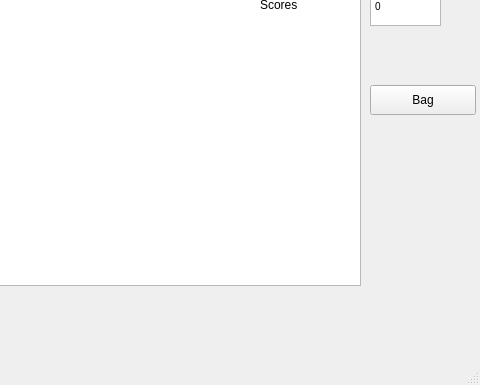
Old version of the form Game/mainwindow.ui in the repository saurtm12/Invasion-Of-Pokemon; both pictures show x 320 to 800 and y 215 to 600 of the 800 by 600 pixel window.
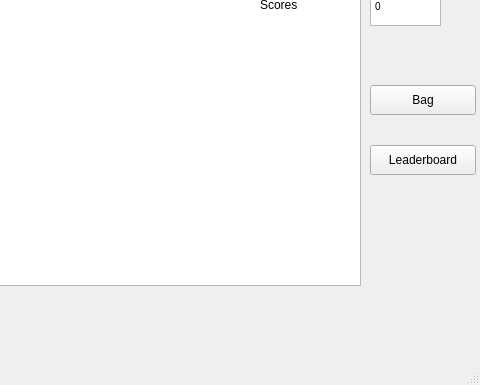
New version of the form.

Commit message: Add button to show leaderboard

Patch:
```diff
--- a/Game/mainwindow.ui
+++ b/Game/mainwindow.ui
@@ -158,6 +158,19 @@
 &lt;p style=&quot; margin-top:0px; margin-bottom:0px; margin-left:0px; margin-right:0px; -qt-block-indent:0; text-indent:0px;&quot;&gt;0&lt;/p&gt;&lt;/body&gt;&lt;/html&gt;</string>
     </property>
    </widget>
+   <widget class="QPushButton" name="boardBtn">
+    <property name="geometry">
+     <rect>
+      <x>690</x>
+      <y>360</y>
+      <width>106</width>
+      <height>30</height>
+     </rect>
+    </property>
+    <property name="text">
+     <string>Leaderboard</string>
+    </property>
+   </widget>
   </widget>
   <widget class="QMenuBar" name="menubar">
    <property name="geometry">
```
The commit also changes 3 other files.
